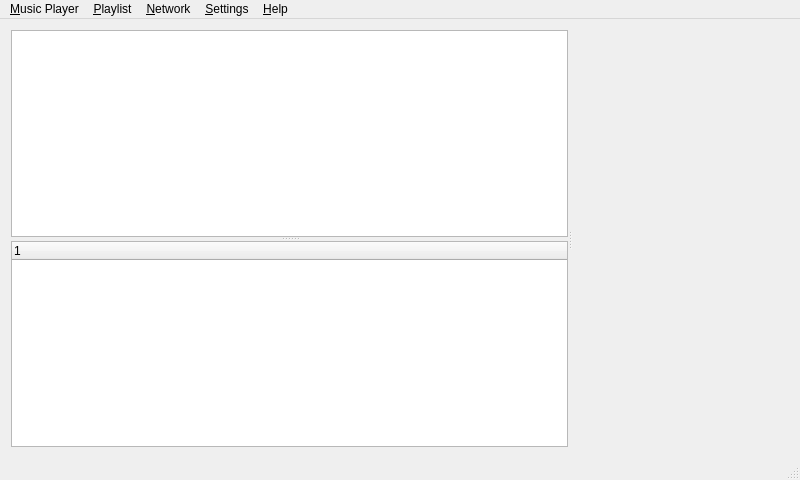
tomahawk-player/tomahawk, file src/tomahawkwindow.ui: the form before one commit.
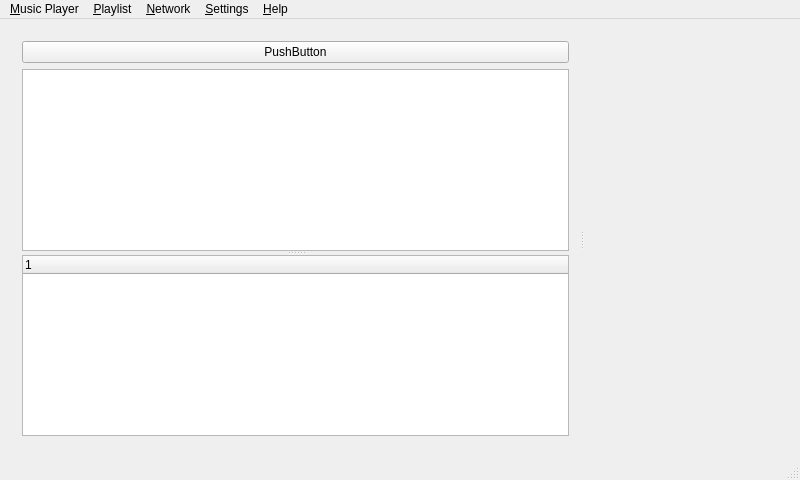
The form after the commit. Custom widgets are drawn as their Qt base class.

Commit message: * Added a status QPushButton on top of the sidebar. Xevix will put it to use soon.

```diff
--- a/src/tomahawkwindow.ui
+++ b/src/tomahawkwindow.ui
@@ -20,6 +20,16 @@
       <property name="orientation">
        <enum>Qt::Horizontal</enum>
       </property>
+      <widget class="QWidget" name="">
+       <layout class="QVBoxLayout" name="verticalLayout">
+        <item>
+         <widget class="QPushButton" name="pushButton">
+          <property name="text">
+           <string>PushButton</string>
+          </property>
+         </widget>
+        </item>
+        <item>
       <widget class="AnimatedSplitter" name="sidebarSplitter">
        <property name="orientation">
         <enum>Qt::Vertical</enum>
@@ -32,7 +42,11 @@
          </size>
         </property>
        </widget>
-       <widget class="TransferView" name="treeWidget"/>
+          <widget class="TransferView" name="treeWidget">
+          </widget>
+         </widget>
+        </item>
+       </layout>
       </widget>
       <widget class="QWidget" name="playlistWidget" native="true"/>
      </widget>
```
Lines whose indentation alone changed are shown as unchanged.
